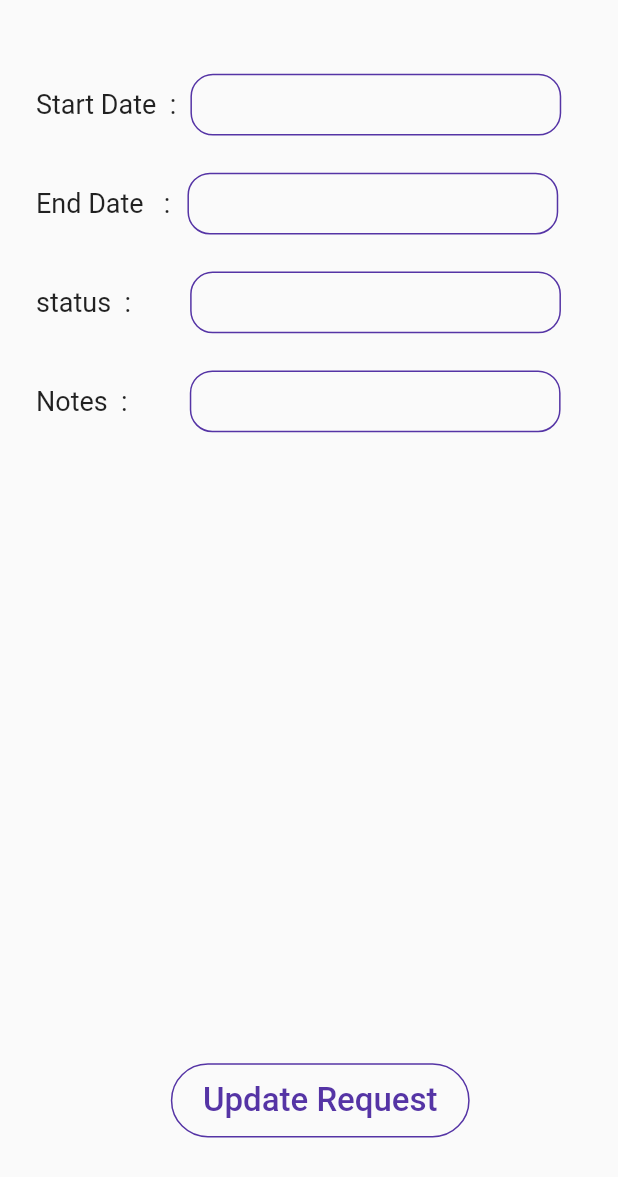
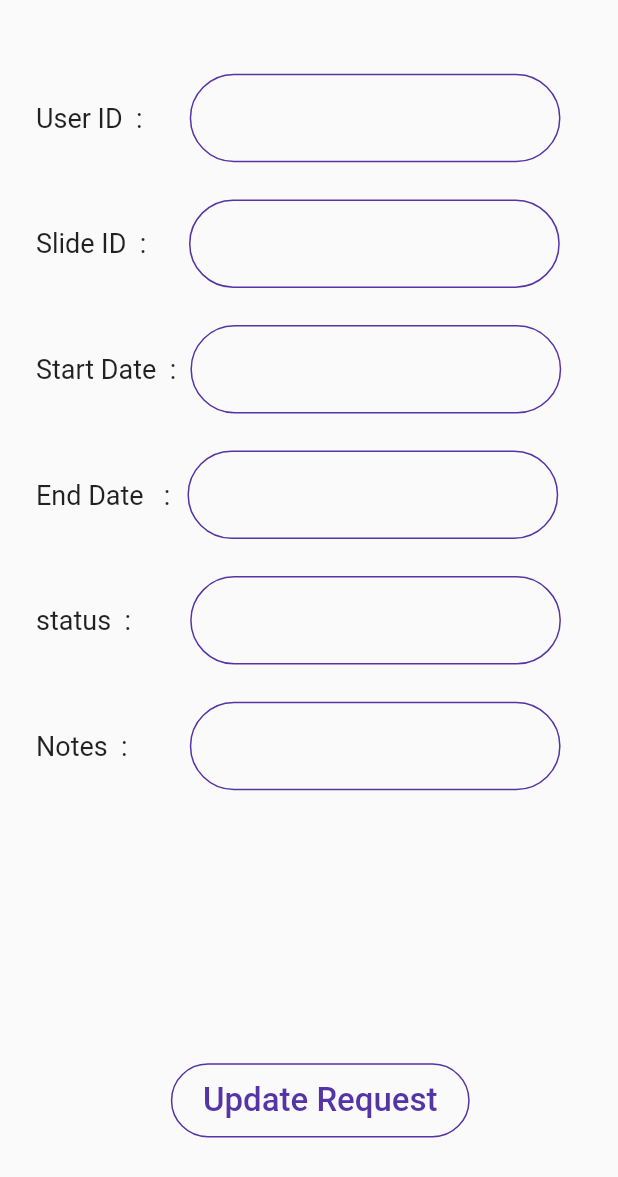
Before and after one commit to Rehab-Hamdi/Digital-System-for-Botany-Slides, a Flutter app: the MobileEditRequestView screen opened by its route, on a phone screen of 412 x 824 dp. Shown: the top 1177 px of the screen. Run offline on Flutter 3.47's test engine with Material 2 defaults, Android fonts, the phone set to English and light mode, and no system bars; our stand-ins replace curved_navigation_bar, firebase_auth, firebase_core, fl_chart, shared_preferences, sizer and 1 more; missing offline and left inert: vertical_tabs_flutter; accounts and stored records are empty.

Commit message:
add user id, slide id to edit request screen

```diff
--- a/lib/core/custom_widgets/desktop_titleAndInputField.dart
+++ b/lib/core/custom_widgets/desktop_titleAndInputField.dart
@@ -32,19 +32,19 @@ class DesktopTitleAndInputField extends StatelessWidget {
           ),
           SizedBox(
             width: 350,
-            height: MediaQuery.of(context).size.height*0.05,
+            //height: MediaQuery.of(context).size.height*0.05,
             child: TextFormField(
               controller: controller,
               focusNode: focusNode,
               validator: validatorFunction,
               decoration: InputDecoration(
                 focusedBorder: OutlineInputBorder(
-                    borderRadius: BorderRadius.circular(15.0),
+                    borderRadius: BorderRadius.circular(35.0),
                     borderSide: const BorderSide(
                       color: MyColors.active,
                     )),
                 enabledBorder: OutlineInputBorder(
-                    borderRadius: BorderRadius.circular(15.0),
+                    borderRadius: BorderRadius.circular(35.0),
                     borderSide: const BorderSide(
                       color: MyColors.active,
                     )),
--- a/lib/core/custom_widgets/title_and_textField.dart
+++ b/lib/core/custom_widgets/title_and_textField.dart
@@ -32,19 +32,19 @@ class MobileTitleAndInputField extends StatelessWidget {
             ),
             SizedBox(
               width: MediaQuery.of(context).size.width*0.60,
-              height: MediaQuery.of(context).size.height*0.05,
+              //height: MediaQuery.of(context).size.height*0.05,
               child: TextFormField(
                 controller: controller,
                 focusNode: focusNode,
                 validator: validatorFunction,
                 decoration: InputDecoration(
                   focusedBorder: OutlineInputBorder(
-                      borderRadius: BorderRadius.circular(15.0),
+                      borderRadius: BorderRadius.circular(50.0),
                       borderSide: const BorderSide(
                         color: MyColors.active,
                       )),
                   enabledBorder: OutlineInputBorder(
-                      borderRadius: BorderRadius.circular(15.0),
+                      borderRadius: BorderRadius.circular(50.0),
                       borderSide: const BorderSide(
                         color: MyColors.active,
                       )),
--- a/lib/presentation/dashboard_application_screens/edit_request/mobile_edit_request_view.dart
+++ b/lib/presentation/dashboard_application_screens/edit_request/mobile_edit_request_view.dart
@@ -22,11 +22,14 @@ class _MobileUpdateUserView extends BaseState<MobileEditRequestView, EditRequest
   EditRequestViewModel initViewModel() {
     return EditRequestViewModel();
   }
-
+  FocusNode userIdFocusNode= FocusNode();
+  FocusNode slideIdFocusNode=FocusNode();
   FocusNode startDateFocusNode = FocusNode();
   FocusNode endDateFocusNode = FocusNode();
   FocusNode notesFocusNode = FocusNode();
   FocusNode statusFocusNode = FocusNode();
+  var userIdController = TextEditingController();
+  var slideIDController= TextEditingController();
   var startDateController = TextEditingController();
   var endDateController = TextEditingController();
   var notesController = TextEditingController();
@@ -75,6 +78,32 @@ class _MobileUpdateUserView extends BaseState<MobileEditRequestView, EditRequest
                       ],
                     ),
                   ),*/
+                  SizedBox(
+                    height: MediaQuery.of(context).size.height*0.03,
+                  ),
+
+                  MobileTitleAndInputField(
+                    containerPadding: 16.0,
+                    txt: 'User ID  : ',
+                    left_margin:27,
+                    controller: userIdController,
+                    focusNode: userIdFocusNode,
+                    // validatorFunction: (text) => viewModel.IdValidation(text), // TODO : there is something
+                  ),
+
+                  SizedBox(
+                    height: MediaQuery.of(context).size.height*0.03,
+                  ),
+
+                  MobileTitleAndInputField(
+                    containerPadding: 16.0,
+                    txt: 'Slide ID  : ',
+                    left_margin:24,
+                    controller: slideIDController,
+                    focusNode: slideIdFocusNode,
+                    // validatorFunction: (text) => viewModel.IdValidation(text), // TODO : there is something
+                  ),
+
                   SizedBox(
                     height: MediaQuery.of(context).size.height*0.03,
                   ),
```
Also changed, not shown: lib/presentation/dashboard_application_screens/edit_request/desktop_edit_request_view.dart (+26 -1 lines).
